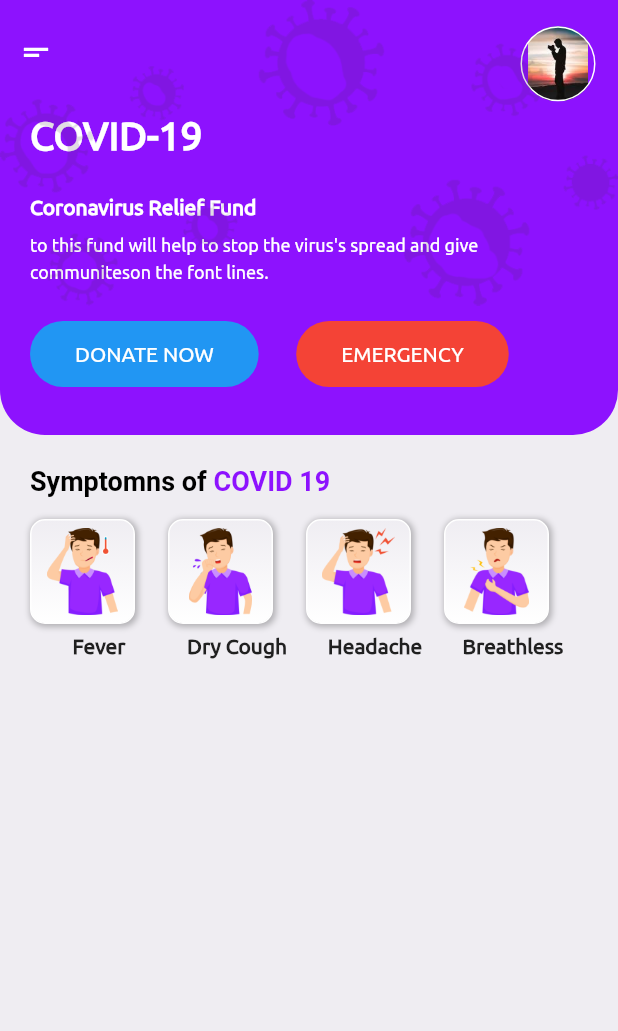
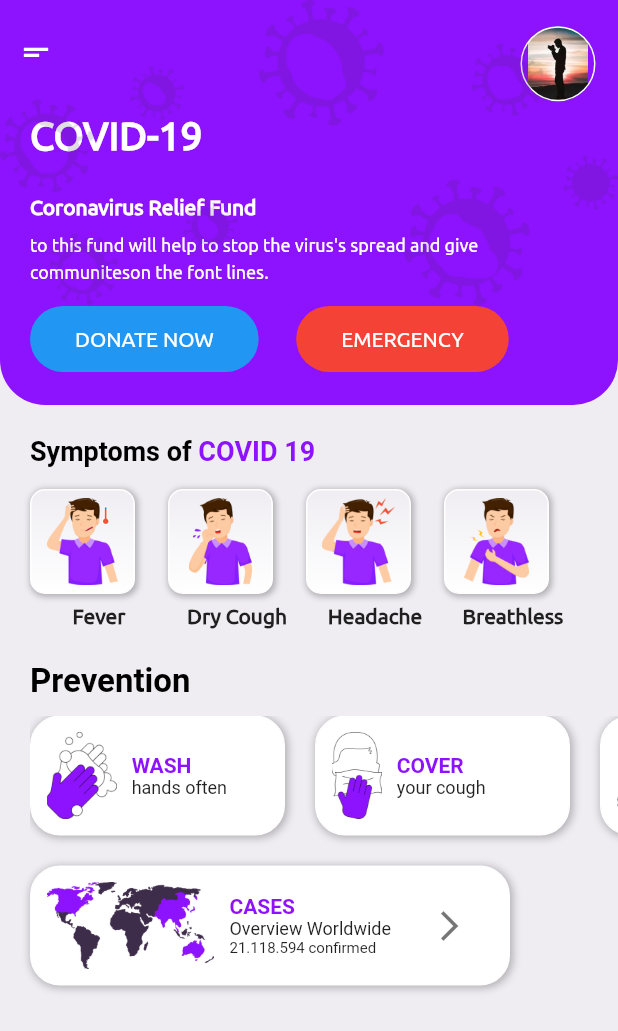
Before and after one commit to victor-souza-vieira/Covid19-UI, a Flutter app: the screen it shows after launch, after a tap on "Get Started", on a phone screen of 412 x 824 dp. Shown: the top 1031 px of the screen. Run offline on Flutter 3.47's test engine with Material 2 defaults, Android fonts, the phone set to English and light mode, and no system bars.

Commit message:
home screen done!

```diff
--- a/lib/screens/home_screen.dart
+++ b/lib/screens/home_screen.dart
@@ -1,5 +1,6 @@
 import 'package:Covid19/core/consts.dart';
 import 'package:Covid19/core/flutter_icons.dart';
+import 'package:Covid19/screens/statistics_screen.dart';
 import 'package:flutter/material.dart';
 
 class HomeScreen extends StatelessWidget {
@@ -18,8 +19,8 @@ class HomeScreen extends StatelessWidget {
               child: RichText(
                 text: TextSpan(
                   children: [
-                    _textSpan('Symptomns of ', Colors.black),
-                    _textSpan('COVID 19', AppColors.mainColor),
+                    _textSpan('Symptoms of ', Colors.black, 18),
+                    _textSpan('COVID 19', AppColors.mainColor, 18),
                   ],
                 ),
               ),
@@ -32,20 +33,173 @@ class HomeScreen extends StatelessWidget {
                 scrollDirection: Axis.horizontal,
                 physics: BouncingScrollPhysics(),
                 children: [
-                  _generateListItem('assets/images/1.png', 'Fever'),
-                  _generateListItem('assets/images/2.png', 'Dry Cough'),
-                  _generateListItem('assets/images/3.png', 'Headache'),
-                  _generateListItem('assets/images/4.png', 'Breathless'),
+                  _generateListSymptoms('assets/images/1.png', 'Fever'),
+                  _generateListSymptoms('assets/images/2.png', 'Dry Cough'),
+                  _generateListSymptoms('assets/images/3.png', 'Headache'),
+                  _generateListSymptoms('assets/images/4.png', 'Breathless'),
                 ],
               ),
             ),
+            SizedBox(height: 15),
+            Padding(
+              padding: const EdgeInsets.only(left: 20),
+              child: RichText(
+                text: TextSpan(
+                  children: [
+                    _textSpan('Prevention', Colors.black, 22),
+                  ],
+                ),
+              ),
+            ),
+            SizedBox(height: 10),
+            Container(
+              padding: EdgeInsets.only(left: 20),
+              height: 100,
+              child: ListView(
+                scrollDirection: Axis.horizontal,
+                physics: BouncingScrollPhysics(),
+                children: [
+                  _generateListPrevention(
+                      'assets/images/a10.png', 'WASH\n', 'hands often'),
+                  _generateListPrevention(
+                      'assets/images/a4.png', 'COVER\n', 'your cough'),
+                  _generateListPrevention(
+                      'assets/images/a6.png', 'ALWAYS\n', 'clean'),
+                  _generateListPrevention(
+                      'assets/images/a9.png', 'USE\n', 'mask'),
+                ],
+              ),
+            ),
+            Container(
+              padding: EdgeInsets.only(left: 20),
+              child: Column(
+                children: [
+                  Container(
+                    width: 320,
+                    height: 80,
+                    margin: EdgeInsets.only(right: 20),
+                    decoration: BoxDecoration(
+                      color: Colors.white,
+                      borderRadius: BorderRadius.all(Radius.circular(20)),
+                      border: Border.all(color: Colors.white),
+                      boxShadow: [
+                        BoxShadow(
+                          color: Colors.black26,
+                          offset: Offset(1, 1),
+                          spreadRadius: 0.5,
+                          blurRadius: 4,
+                        )
+                      ],
+                    ),
+                    child: Row(
+                      children: [
+                        Padding(
+                          padding: const EdgeInsets.all(10),
+                          child: Image.asset('assets/images/map.png'),
+                        ),
+                        RichText(
+                          text: TextSpan(
+                            children: [
+                              TextSpan(
+                                text: 'CASES\n',
+                                style: TextStyle(
+                                  color: AppColors.mainColor,
+                                  fontWeight: FontWeight.bold,
+                                ),
+                              ),
+                              TextSpan(
+                                text: 'Overview Worldwide\n',
+                                style: TextStyle(
+                                  color: Colors.black87,
+                                  fontSize: 12,
+                                ),
+                              ),
+                              TextSpan(
+                                text: '21.118.594 confirmed',
+                                style: TextStyle(
+                                  color: Colors.black87,
+                                  fontSize: 10,
+                                ),
+                              )
+                            ],
+                          ),
+                        ),
+                        SizedBox(width: 15),
+                        IconButton(
+                          color: Colors.black54,
+                          icon: Icon(Icons.arrow_forward_ios),
+                          onPressed: () => Navigator.of(context).push(
+                            MaterialPageRoute(
+                              builder: (_) => StatisticsScreen(),
+                            ),
+                          ),
+                        ),
+                      ],
+                    ),
+                  ),
+                ],
+              ),
+            )
           ],
         ),
       ),
     );
   }
 
-  Widget _generateListItem(String path, String text) {
+  Widget _generateListPrevention(String path, String text1, String text2) {
+    return Column(
+      children: [
+        Container(
+          width: 170,
+          height: 80,
+          margin: EdgeInsets.only(right: 20),
+          decoration: BoxDecoration(
+            color: Colors.white,
+            borderRadius: BorderRadius.all(Radius.circular(20)),
+            border: Border.all(color: Colors.white),
+            boxShadow: [
+              BoxShadow(
+                color: Colors.black26,
+                offset: Offset(1, 1),
+                spreadRadius: 0.5,
+                blurRadius: 4,
+              )
+            ],
+          ),
+          child: Row(
+            children: [
+              Padding(
+                padding: const EdgeInsets.all(10),
+                child: Image.asset(path),
+              ),
+              RichText(
+                text: TextSpan(
+                  children: [
+                    TextSpan(
+                      text: text1,
+                      style: TextStyle(
+                        color: AppColors.mainColor,
+                        fontWeight: FontWeight.bold,
+                      ),
+                    ),
+                    TextSpan(
+                      text: text2,
+                      style: TextStyle(
+                        color: Colors.black87,
+                        fontSize: 12,
+                      ),
+                    )
+                  ],
+                ),
+              ),
+            ],
+          ),
+        ),
+      ],
+    );
+  }
+
+  Widget _generateListSymptoms(String path, String text) {
     return Column(
       children: [
         Container(
@@ -90,12 +244,12 @@ class HomeScreen extends StatelessWidget {
     );
   }
 
-  TextSpan _textSpan(String text, Color color) {
+  TextSpan _textSpan(String text, Color color, double fontSize) {
     return TextSpan(
       text: text,
       style: TextStyle(
         color: color,
-        fontSize: 18,
+        fontSize: fontSize,
         fontWeight: FontWeight.bold,
       ),
     );
@@ -103,7 +257,7 @@ class HomeScreen extends StatelessWidget {
 
   Widget _generateTopScreen(BuildContext context) {
     return Container(
-      height: 290,
+      height: 270,
       width: MediaQuery.of(context).size.width,
       decoration: BoxDecoration(
         color: AppColors.mainColor,
@@ -125,7 +279,7 @@ class HomeScreen extends StatelessWidget {
 
   Widget _generateButtons() {
     return Positioned(
-      bottom: 30,
+      bottom: 20,
       child: Row(
         mainAxisAlignment: MainAxisAlignment.spaceAround,
         children: [
--- /dev/null
+++ b/lib/screens/statistics_screen.dart
@@ -0,0 +1,12 @@
+import 'package:flutter/material.dart';
+
+class StatisticsScreen extends StatelessWidget {
+  @override
+  Widget build(BuildContext context) {
+    return Scaffold(
+      body: Center(
+        child: Text('Ainda vou implementar :)'),
+      ),
+    );
+  }
+}
```
